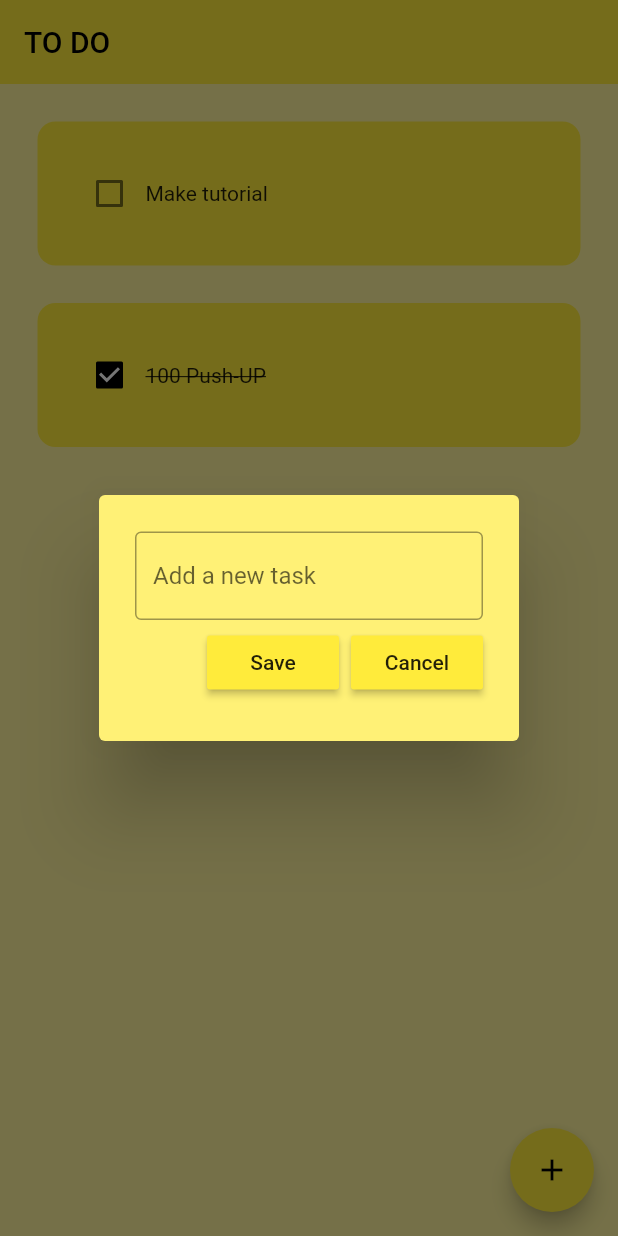
After one commit to omarzouaoui/Flutter-ToDoList, a Flutter app: the screen it shows after launch, after a tap on the "add" icon, on a phone screen of 412 x 824 dp. The commit adds this screen. Run offline on Flutter 3.47's test engine with Material 2 defaults, Android fonts, the phone set to English and light mode, and no system bars.

Commit message:
almost done

```diff
--- a/ToDoList/lib/pages/home_page.dart
+++ b/ToDoList/lib/pages/home_page.dart
@@ -1,5 +1,7 @@
+import 'package:calculator/util/dialog_box.dart';
 import 'package:calculator/util/todo_title.dart';
 import "package:flutter/material.dart";
+import '../util/dialog_box.dart';
 
 class HomePage extends StatefulWidget {
   const HomePage({super.key});
@@ -10,6 +12,8 @@ class HomePage extends StatefulWidget {
 
 class _HomePageState extends State<HomePage> {
 
+  //text controller
+  final _controller=TextEditingController();
    //list of todo tasks
    List toDoList=[
     ["Make tutorial",false],
@@ -21,6 +25,26 @@ class _HomePageState extends State<HomePage> {
       toDoList[index][1]=!toDoList[index][1];
     });
    }
+   //save new task
+   void saveNewTask(){
+    setState(() {
+      toDoList.add([_controller.text,false]);
+      _controller.clear();
+    });
+    Navigator.of(context).pop();
+   }
+   //create new task
+   void createNewTask(){
+    showDialog(context: context,
+    builder: (context){
+      return DialogBox(
+        controller: _controller,
+        onSave: saveNewTask,
+        onCancel: ()=>Navigator.of(context).pop(),
+      );
+      },
+      );
+   }
 
   @override
   Widget build(BuildContext context) {
@@ -28,8 +52,11 @@ class _HomePageState extends State<HomePage> {
       backgroundColor: Colors.yellow.shade200,
       appBar: AppBar(
         title: Text("TO DO",textAlign: TextAlign.center,),
-
         elevation: 0,
+      ),
+      floatingActionButton: FloatingActionButton(
+        onPressed: createNewTask,
+        child: Icon(Icons.add),
       ),
       body:ListView.builder(
         itemCount: toDoList.length,
--- /dev/null
+++ b/ToDoList/lib/util/dialog_box.dart
@@ -0,0 +1,51 @@
+import 'package:calculator/util/my_button.dart';
+import "package:flutter/material.dart";
+import './my_button.dart';
+
+class DialogBox extends StatelessWidget {
+  final controller;
+  VoidCallback onSave;
+  VoidCallback onCancel;
+  DialogBox({
+    super.key,
+    required this.controller,
+    required this.onSave,
+    required this.onCancel,
+    });
+
+  @override
+  Widget build(BuildContext context) {
+    return AlertDialog(
+      backgroundColor: Colors.yellow.shade300,
+      content: Container(
+        height: 120,
+        child: Column(
+            mainAxisAlignment:MainAxisAlignment.spaceEvenly,
+          children: [
+            //get user input
+            TextField(
+              controller: controller,
+              decoration: InputDecoration(
+                border: OutlineInputBorder(),
+                hintText: "Add a new task",
+              ),
+            ),
+            //button =>save+cancel
+
+            Row(
+              mainAxisAlignment: MainAxisAlignment.end,
+              children: [
+                //save button
+                MyButton(text: "Save", onPressed: onSave),
+
+                const SizedBox(width: 8,),
+                //cancel button
+                MyButton(text: "Cancel", onPressed: onCancel ),
+              ],
+            )
+          ],
+        ),
+      ),
+    );
+  }
+}
--- /dev/null
+++ b/ToDoList/lib/util/my_button.dart
@@ -0,0 +1,20 @@
+import 'package:flutter/material.dart';
+
+class MyButton extends StatelessWidget {
+  final String text;
+  VoidCallback onPressed;
+  MyButton({
+    super.key,
+    required this.text,
+    required this.onPressed
+  });
+
+  @override
+  Widget build(BuildContext context) {
+    return MaterialButton(
+      onPressed: onPressed,
+      color: Theme.of(context).primaryColor,
+      child: Text(text),
+    );
+  }
+}
```
